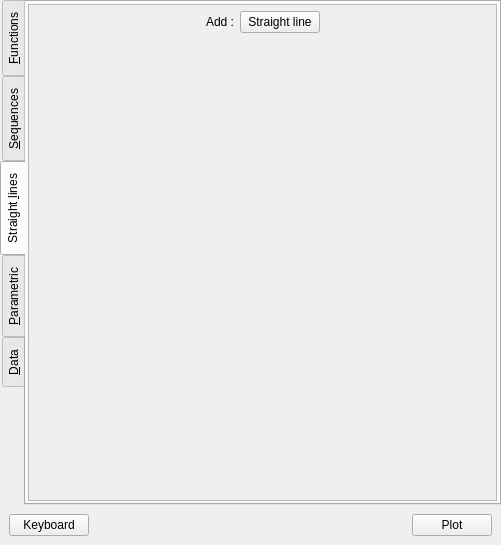
This is src/Widgets/mathobjectsinput.ui in AdelKS/ZeGrapher as Qt 5 draws it before an edit. The edited form follows.
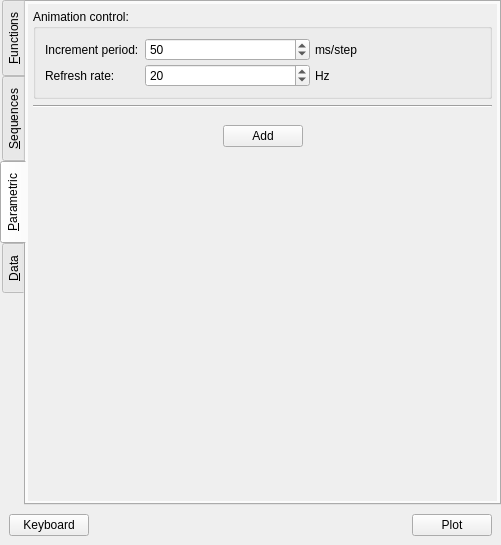
This is the edited form. Icons and pictures are not drawn.

Commit message:
Remove straight line plotting feature
May come back later with a simple equation based definition

Patch:
```diff
--- a/src/Widgets/mathobjectsinput.ui
+++ b/src/Widgets/mathobjectsinput.ui
@@ -342,175 +342,6 @@
        </item>
       </layout>
      </widget>
-     <widget class="QWidget" name="tab_3">
-      <attribute name="title">
-       <string>Straight &amp;lines</string>
-      </attribute>
-      <attribute name="toolTip">
-       <string>Straight lines and tangents</string>
-      </attribute>
-      <layout class="QVBoxLayout" name="verticalLayout_7">
-       <property name="leftMargin">
-        <number>2</number>
-       </property>
-       <property name="topMargin">
-        <number>2</number>
-       </property>
-       <property name="rightMargin">
-        <number>2</number>
-       </property>
-       <property name="bottomMargin">
-        <number>2</number>
-       </property>
-       <item>
-        <widget class="QScrollArea" name="scrollArea_3">
-         <property name="sizePolicy">
-          <sizepolicy hsizetype="Preferred" vsizetype="Preferred">
-           <horstretch>0</horstretch>
-           <verstretch>0</verstretch>
-          </sizepolicy>
-         </property>
-         <property name="frameShape">
-          <enum>QFrame::Shape::NoFrame</enum>
-         </property>
-         <property name="widgetResizable">
-          <bool>true</bool>
-         </property>
-         <widget class="QWidget" name="scrollAreaWidgetContents_3">
-          <property name="geometry">
-           <rect>
-            <x>0</x>
-            <y>0</y>
-            <width>462</width>
-            <height>489</height>
-           </rect>
-          </property>
-          <layout class="QVBoxLayout" name="verticalLayout_8">
-           <property name="leftMargin">
-            <number>0</number>
-           </property>
-           <property name="topMargin">
-            <number>0</number>
-           </property>
-           <property name="rightMargin">
-            <number>0</number>
-           </property>
-           <property name="bottomMargin">
-            <number>0</number>
-           </property>
-           <item>
-            <widget class="QScrollArea" name="scrollArea_4">
-             <property name="frameShadow">
-              <enum>QFrame::Shadow::Plain</enum>
-             </property>
-             <property name="widgetResizable">
-              <bool>true</bool>
-             </property>
-             <widget class="QWidget" name="scrollAreaWidgetContents_4">
-              <property name="geometry">
-               <rect>
-                <x>0</x>
-                <y>0</y>
-                <width>462</width>
-                <height>489</height>
-               </rect>
-              </property>
-              <layout class="QVBoxLayout" name="verticalLayout_10">
-               <property name="leftMargin">
-                <number>0</number>
-               </property>
-               <property name="topMargin">
-                <number>0</number>
-               </property>
-               <property name="rightMargin">
-                <number>0</number>
-               </property>
-               <property name="bottomMargin">
-                <number>0</number>
-               </property>
-               <item>
-                <layout class="QVBoxLayout" name="linesLayout">
-                 <property name="spacing">
-                  <number>3</number>
-                 </property>
-                </layout>
-               </item>
-               <item>
-                <layout class="QHBoxLayout" name="horizontalLayout_25">
-                 <property name="topMargin">
-                  <number>6</number>
-                 </property>
-                 <item>
-                  <spacer name="horizontalSpacer_6">
-                   <property name="orientation">
-                    <enum>Qt::Orientation::Horizontal</enum>
-                   </property>
-                   <property name="sizeHint" stdset="0">
-                    <size>
-                     <width>40</width>
-                     <height>20</height>
-                    </size>
-                   </property>
-                  </spacer>
-                 </item>
-                 <item>
-                  <widget class="QLabel" name="label_34">
-                   <property name="text">
-                    <string>Add :</string>
-                   </property>
-                  </widget>
-                 </item>
-                 <item>
-                  <widget class="QPushButton" name="addLine">
-                   <property name="maximumSize">
-                    <size>
-                     <width>16777215</width>
-                     <height>25</height>
-                    </size>
-                   </property>
-                   <property name="text">
-                    <string>Straight line</string>
-                   </property>
-                  </widget>
-                 </item>
-                 <item>
-                  <spacer name="horizontalSpacer_5">
-                   <property name="orientation">
-                    <enum>Qt::Orientation::Horizontal</enum>
-                   </property>
-                   <property name="sizeHint" stdset="0">
-                    <size>
-                     <width>40</width>
-                     <height>20</height>
-                    </size>
-                   </property>
-                  </spacer>
-                 </item>
-                </layout>
-               </item>
-               <item>
-                <spacer name="verticalSpacer">
-                 <property name="orientation">
-                  <enum>Qt::Orientation::Vertical</enum>
-                 </property>
-                 <property name="sizeHint" stdset="0">
-                  <size>
-                   <width>20</width>
-                   <height>40</height>
-                  </size>
-                 </property>
-                </spacer>
-               </item>
-              </layout>
-             </widget>
-            </widget>
-           </item>
-          </layout>
-         </widget>
-        </widget>
-       </item>
-      </layout>
-     </widget>
      <widget class="QWidget" name="tab_4">
       <attribute name="title">
        <string>&amp;Parametric</string>
@@ -550,8 +381,8 @@
            <rect>
             <x>0</x>
             <y>0</y>
-            <width>266</width>
-            <height>167</height>
+            <width>462</width>
+            <height>489</height>
            </rect>
           </property>
           <layout class="QVBoxLayout" name="verticalLayout_11">
```
Left out of the diff: 4 changed lines with no effect on the pictures. The commit also changes 10 other files.
